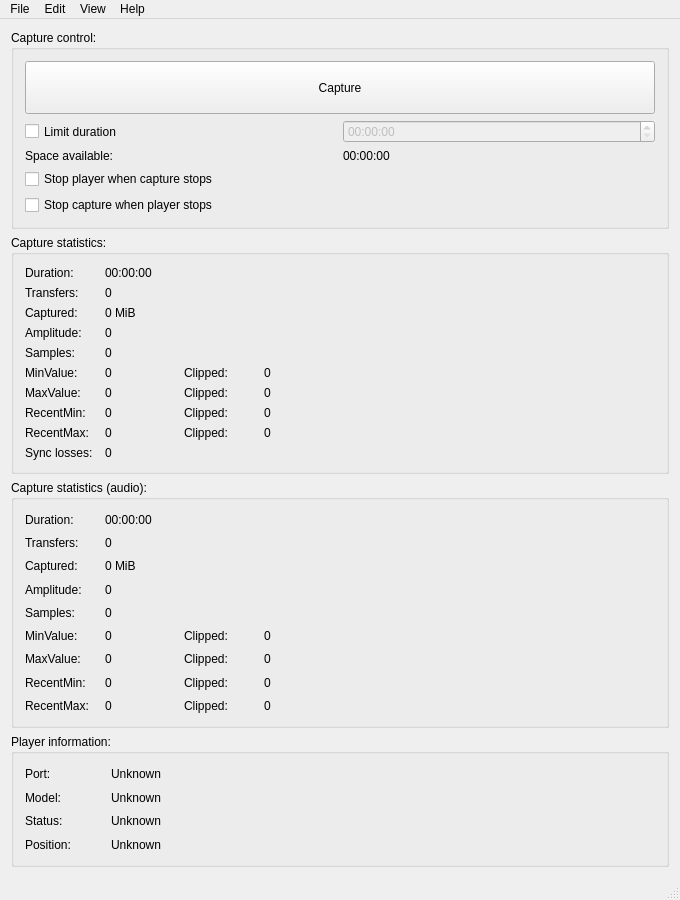
Qt form Linux-Application/DomesdayDuplicator/mainwindow.ui (JonasCz/DomesdayDuplicator-audio-ADC) before a commit.
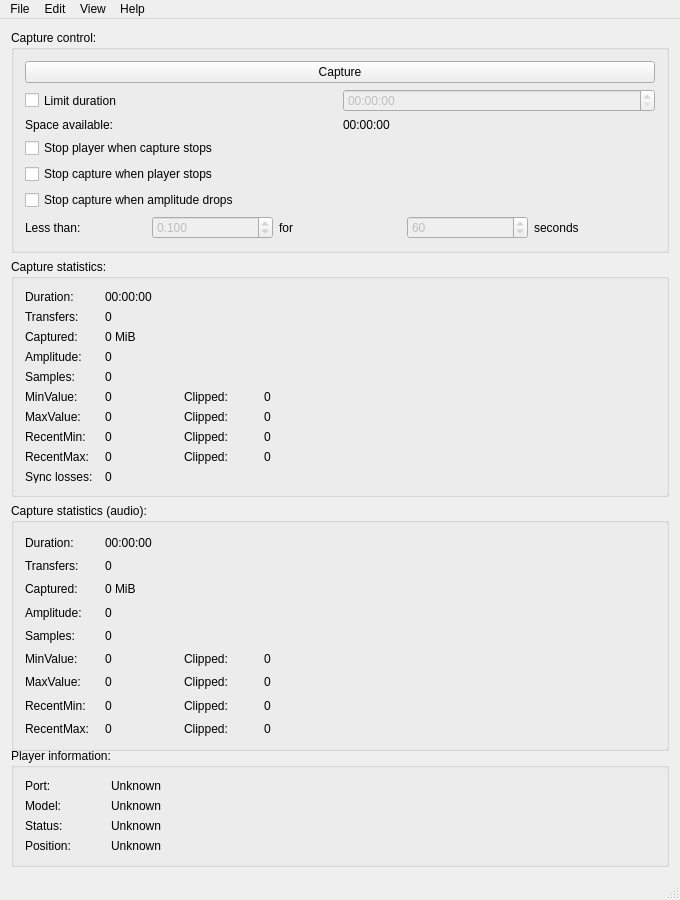
The same form after that commit. Icons and pictures are not drawn. Custom widgets are drawn as their Qt base class.

Commit message: UI fix for sync loss ignore

What changed in the file:
```diff
--- a/Linux-Application/DomesdayDuplicator/mainwindow.ui
+++ b/Linux-Application/DomesdayDuplicator/mainwindow.ui
@@ -135,6 +135,76 @@
              </property>
             </widget>
            </item>
+           <item row="4" column="0" colspan="2">
+            <widget class="QCheckBox" name="stopCaptureOnAmplitudeDropCheckBox">
+             <property name="text">
+              <string>Stop capture when amplitude drops</string>
+             </property>
+            </widget>
+           </item>
+           <item row="5" column="0" colspan="2">
+            <layout class="QHBoxLayout" name="amplitudeDropLayout">
+             <item>
+              <widget class="QLabel" name="amplitudeDropLessThanLabel">
+               <property name="text">
+                <string>Less than:</string>
+               </property>
+              </widget>
+             </item>
+             <item>
+              <widget class="QDoubleSpinBox" name="amplitudeDropThresholdSpinBox">
+               <property name="enabled">
+                <bool>false</bool>
+               </property>
+               <property name="decimals">
+                <number>3</number>
+               </property>
+               <property name="minimum">
+                <double>0.000000000000000</double>
+               </property>
+               <property name="maximum">
+                <double>1.000000000000000</double>
+               </property>
+               <property name="singleStep">
+                <double>0.010000000000000</double>
+               </property>
+               <property name="value">
+                <double>0.100000000000000</double>
+               </property>
+              </widget>
+             </item>
+             <item>
+              <widget class="QLabel" name="amplitudeDropForLabel">
+               <property name="text">
+                <string>for</string>
+               </property>
+              </widget>
+             </item>
+             <item>
+              <widget class="QSpinBox" name="amplitudeDropSecondsSpinBox">
+               <property name="enabled">
+                <bool>false</bool>
+               </property>
+               <property name="minimum">
+                <number>1</number>
+               </property>
+               <property name="maximum">
+                <number>3600</number>
+               </property>
+               <property name="value">
+                <number>60</number>
+               </property>
+              </widget>
+             </item>
+             <item>
+              <widget class="QLabel" name="amplitudeDropSecondsLabel">
+               <property name="text">
+                <string>seconds</string>
+               </property>
+              </widget>
+             </item>
+            </layout>
+           </item>
           </layout>
          </item>
         </layout>
```
The commit also changes 4 other files.
